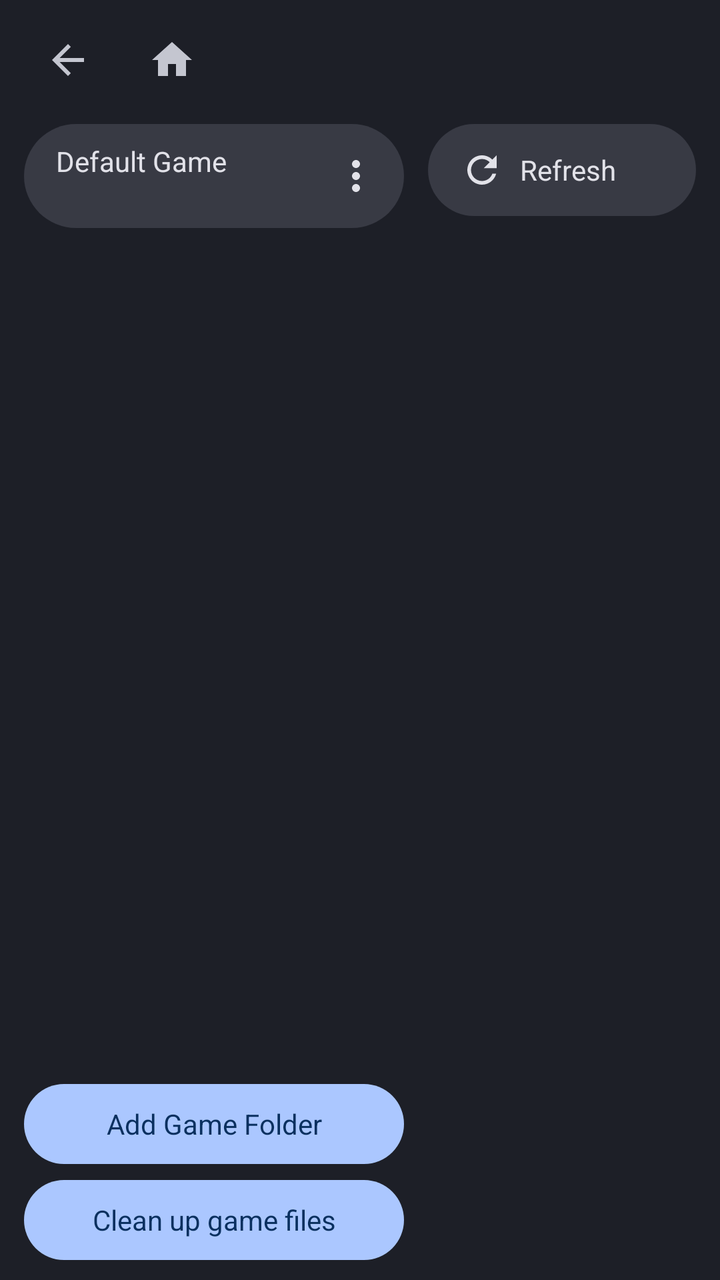
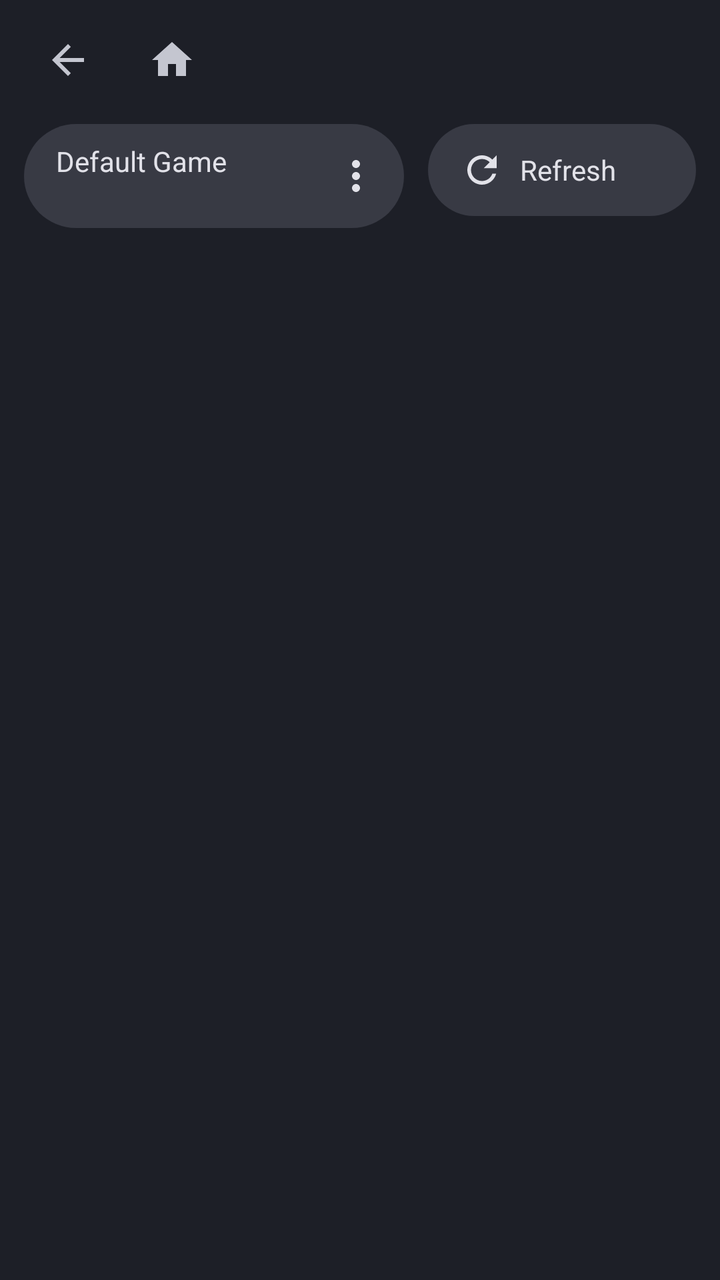

Before-and-after screenshots of an Android layout around one commit, followed by the original layout XML and the change that was made.
<!-- AndroidManifest.xml: application theme MojoLauncher.AppTheme -->
<!-- res/layout/fragment_version_list.xml -->
<?xml version="1.0" encoding="utf-8"?>
<LinearLayout xmlns:android="http://schemas.android.com/apk/res/android"
    android:layout_width="match_parent"
    android:layout_height="match_parent"
    android:background="@color/m3_bg"
    android:orientation="vertical"
    android:paddingStart="12dp"
    android:paddingTop="6dp"
    android:paddingEnd="12dp"
    android:paddingBottom="10dp">

    <include layout="@layout/layout_header" />

    <LinearLayout
        android:layout_width="match_parent"
        android:layout_height="0dp"
        android:layout_marginTop="8dp"
        android:layout_weight="1"
        android:orientation="horizontal">

        <LinearLayout
            android:layout_width="190dp"
            android:layout_height="match_parent"
            android:orientation="vertical">

            <LinearLayout
                android:id="@+id/vl_folder_pill"
                android:layout_width="match_parent"
                android:layout_height="wrap_content"
                android:background="@drawable/m3_pill"
                android:gravity="center_vertical"
                android:orientation="horizontal"
                android:paddingStart="16dp"
                android:paddingTop="8dp"
                android:paddingEnd="6dp"
                android:paddingBottom="8dp">

                <LinearLayout
                    android:layout_width="0dp"
                    android:layout_height="wrap_content"
                    android:layout_weight="1"
                    android:orientation="vertical">

                    <TextView
                        android:layout_width="match_parent"
                        android:layout_height="wrap_content"
                        android:singleLine="true"
                        android:text="@string/m3_default_game"
                        android:textColor="@color/m3_text"
                        android:textSize="14sp" />

                    <TextView
                        android:id="@+id/vl_folder_path"
                        android:layout_width="match_parent"
                        android:layout_height="wrap_content"
                        android:ellipsize="end"
                        android:singleLine="true"
                        android:textColor="@color/m3_text_dim"
                        android:textSize="11sp" />
                </LinearLayout>

                <ImageButton
                    android:id="@+id/vl_folder_more"
                    android:layout_width="36dp"
                    android:layout_height="36dp"
                    android:background="@drawable/m3_nav_off"
                    android:contentDescription="@string/m3_more"
                    android:src="@drawable/ic_m3_more"
                    android:tint="@color/m3_text" />
            </LinearLayout>

            <View
                android:layout_width="match_parent"
                android:layout_height="0dp"
                android:layout_weight="1" />

            <TextView
                android:id="@+id/vl_add_folder"
                android:layout_width="match_parent"
                android:layout_height="40dp"
                android:background="@drawable/m3_button_primary"
                android:gravity="center"
                android:text="@string/m3_add_game_folder"
                android:textColor="@color/m3_on_primary"
                android:textSize="14sp" />

            <TextView
                android:id="@+id/vl_cleanup"
                android:layout_width="match_parent"
                android:layout_height="40dp"
                android:layout_marginTop="8dp"
                android:background="@drawable/m3_button_primary"
                android:gravity="center"
                android:text="@string/m3_cleanup"
                android:textColor="@color/m3_on_primary"
                android:textSize="14sp" />
        </LinearLayout>

        <LinearLayout
            android:layout_width="0dp"
            android:layout_height="match_parent"
            android:layout_marginStart="12dp"
            android:layout_weight="1"
            android:orientation="vertical">

            <LinearLayout
                android:layout_width="match_parent"
                android:layout_height="wrap_content"
                android:gravity="center_vertical"
                android:orientation="horizontal">

                <LinearLayout
                    android:layout_width="wrap_content"
                    android:layout_height="wrap_content"
                    android:background="@drawable/m3_pill"
                    android:gravity="center_vertical"
                    android:orientation="horizontal"
                    android:padding="4dp">

                    <LinearLayout
                        android:id="@+id/vl_refresh"
                        android:layout_width="wrap_content"
                        android:layout_height="38dp"
                        android:background="@drawable/m3_nav_off"
                        android:gravity="center_vertical"
                        android:orientation="horizontal"
                        android:paddingStart="12dp"
                        android:paddingEnd="12dp">

                        <ImageView
                            android:layout_width="22dp"
                            android:layout_height="22dp"
                            android:contentDescription="@null"
                            android:src="@drawable/ic_m3_refresh"
                            android:tint="@color/m3_text" />

                        <TextView
                            android:layout_width="wrap_content"
                            android:layout_height="wrap_content"
                            android:layout_marginStart="8dp"
                            android:text="@string/m3_refresh"
                            android:textColor="@color/m3_text"
                            android:textSize="14sp" />
                    </LinearLayout>

                    <LinearLayout
                        android:id="@+id/vl_install_new"
                        android:layout_width="wrap_content"
                        android:layout_height="38dp"
                        android:background="@drawable/m3_nav_off"
                        android:gravity="center_vertical"
                        android:orientation="horizontal"
                        android:paddingStart="12dp"
                        android:paddingEnd="12dp">

                        <ImageView
                            android:layout_width="22dp"
                            android:layout_height="22dp"
                            android:contentDescription="@null"
                            android:src="@drawable/ic_m3_download"
                            android:tint="@color/m3_text" />

                        <TextView
                            android:layout_width="wrap_content"
                            android:layout_height="wrap_content"
                            android:layout_marginStart="8dp"
                            android:text="@string/m3_install_new"
                            android:textColor="@color/m3_text"
                            android:textSize="14sp" />
                    </LinearLayout>
                </LinearLayout>

                <HorizontalScrollView
                    android:layout_width="0dp"
                    android:layout_height="wrap_content"
                    android:layout_marginStart="10dp"
                    android:layout_weight="1"
                    android:scrollbars="none">

                    <LinearLayout
                        android:layout_width="wrap_content"
                        android:layout_height="wrap_content"
                        android:background="@drawable/m3_pill"
                        android:gravity="center_vertical"
                        android:orientation="horizontal"
                        android:padding="4dp">

                        <TextView
                            android:id="@+id/vl_filter_all"
                            android:layout_width="wrap_content"
                            android:layout_height="38dp"
                            android:gravity="center"
                            android:paddingStart="14dp"
                            android:paddingEnd="14dp"
                            android:textColor="@color/m3_text"
                            android:textSize="14sp" />

                        <TextView
                            android:id="@+id/vl_filter_vanilla"
                            android:layout_width="wrap_content"
                            android:layout_height="38dp"
                            android:gravity="center"
                            android:paddingStart="14dp"
                            android:paddingEnd="14dp"
                            android:textColor="@color/m3_text"
                            android:textSize="14sp" />

                        <TextView
                            android:id="@+id/vl_filter_moddable"
                            android:layout_width="wrap_content"
                            android:layout_height="38dp"
                            android:gravity="center"
                            android:paddingStart="14dp"
                            android:paddingEnd="14dp"
                            android:textColor="@color/m3_text"
                            android:textSize="14sp" />
                    </LinearLayout>
                </HorizontalScrollView>
            </LinearLayout>

            <FrameLayout
                android:layout_width="match_parent"
                android:layout_height="0dp"
                android:layout_marginTop="10dp"
                android:layout_weight="1">

                <androidx.recyclerview.widget.RecyclerView
                    android:id="@+id/vl_list"
                    android:layout_width="match_parent"
                    android:layout_height="match_parent"
                    android:clipToPadding="false" />

                <TextView
                    android:id="@+id/vl_empty"
                    android:layout_width="wrap_content"
                    android:layout_height="wrap_content"
                    android:layout_gravity="center"
                    android:background="@drawable/m3_pill"
                    android:paddingStart="22dp"
                    android:paddingTop="12dp"
                    android:paddingEnd="22dp"
                    android:paddingBottom="12dp"
                    android:text="@string/m3_no_versions"
                    android:textColor="@color/m3_text_dim"
                    android:textSize="18sp"
                    android:visibility="gone" />
            </FrameLayout>
        </LinearLayout>
    </LinearLayout>
</LinearLayout>
<!-- res/layout/layout_header.xml (included above) -->
<?xml version="1.0" encoding="utf-8"?>
<LinearLayout xmlns:android="http://schemas.android.com/apk/res/android"
    android:layout_width="match_parent"
    android:layout_height="48dp"
    android:gravity="center_vertical"
    android:orientation="horizontal">

    <ImageButton
        android:id="@+id/header_back"
        android:layout_width="44dp"
        android:layout_height="44dp"
        android:background="@drawable/m3_nav_off"
        android:contentDescription="@string/m3_back"
        android:src="@drawable/ic_m3_back"
        android:tint="@color/m3_text_dim" />

    <ImageButton
        android:id="@+id/header_home"
        android:layout_width="44dp"
        android:layout_height="44dp"
        android:layout_marginStart="8dp"
        android:background="@drawable/m3_nav_off"
        android:contentDescription="@string/m3_home"
        android:src="@drawable/ic_m3_home"
        android:tint="@color/m3_text_dim" />

    <TextView
        android:id="@+id/header_title"
        android:layout_width="0dp"
        android:layout_height="wrap_content"
        android:layout_marginStart="22dp"
        android:layout_weight="1"
        android:ellipsize="end"
        android:singleLine="true"
        android:textColor="@color/m3_text"
        android:textSize="20sp" />
</LinearLayout>
<!-- resources referenced by this layout -->
<resources>
  <color name="m3_bg">#1D1F27</color>
  <color name="m3_on_primary">#0A305F</color>
  <color name="m3_text">#E2E2E9</color>
  <color name="m3_text_dim">#C4C6D0</color>
  <!-- drawable m3_button_primary (drawable) -->
  <?xml version="1.0" encoding="utf-8"?>
  <ripple xmlns:android="http://schemas.android.com/apk/res/android"
      android:color="#33FFFFFF">
      <item>
          <shape android:shape="rectangle">
          <solid android:color="@color/m3_primary" />
          <corners android:radius="50dp" />
          
      </shape>
      </item>
      <item android:id="@android:id/mask">
          <shape android:shape="rectangle">
              <solid android:color="#FFFFFF" />
              <corners android:radius="50dp" />
          </shape>
      </item>
  </ripple>
  <string name="m3_add_game_folder">Add Game Folder</string>
  <string name="m3_back">Back</string>
  <string name="m3_cleanup">Clean up game files</string>
  <string name="m3_default_game">Default Game</string>
  <string name="m3_home">Home</string>
  <string name="m3_install_new">Install New</string>
  <string name="m3_more">More</string>
  <string name="m3_no_versions">No installed versions</string>
  <string name="m3_refresh">Refresh</string>
  <style name="MojoLauncher.AppTheme" parent="MojoLauncher" />
  <color name="m3_primary">#ABC7FF</color>
  <color name="m3_surface">#383A44</color>
  <color name="background_status_bar">#242424</color>
  <color name="background_app">#181818</color>
  <style name="M3AlertDialog" parent="Theme.AppCompat.Dialog.Alert">
          <item name="android:windowAnimationStyle">@style/M3DialogAnim</item>
      </style>
  <style name="MojoLauncher.Button" parent="Widget.AppCompat.Button">
          <item name="android:background">@drawable/button_flat</item>
      </style>
  <style name="MojoLauncher.Button.Toggle" parent="MojoLauncher.Button">
          <item name="android:background">@drawable/button_flat_toggle</item>
      </style>
  <style name="Mojo.Pref" parent="Preference.Material">
          <item name="android:layout">@layout/pref_card</item>
          <item name="iconSpaceReserved">false</item>
          <item name="android:iconSpaceReserved">false</item>
      </style>
  <style name="Mojo.Pref.Category" parent="Preference.Category.Material">
          <item name="android:layout">@layout/pref_card_category</item>
          <item name="iconSpaceReserved">false</item>
          <item name="android:iconSpaceReserved">false</item>
      </style>
  <style name="Mojo.Pref.Seek" parent="Preference.SeekBarPreference.Material">
          <item name="android:layout">@layout/pref_card_seekbar</item>
          <item name="iconSpaceReserved">false</item>
          <item name="android:iconSpaceReserved">false</item>
      </style>
  <style name="M3DialogAnim" parent="@android:style/Animation.Dialog">
          <item name="android:windowEnterAnimation">@anim/m3_dialog_in</item>
          <item name="android:windowExitAnimation">@anim/m3_dialog_out</item>
      </style>
  <!-- drawable mineknob_on_unfiltered (drawable) -->
  <?xml version="1.0" encoding="utf-8"?>
  <bitmap android:src="@drawable/mineknob_on" android:filter="false"
      xmlns:android="http://schemas.android.com/apk/res/android" />
  <!-- drawable mineknob_track_mask_unfiltered (drawable) -->
  <?xml version="1.0" encoding="utf-8"?>
  <bitmap android:src="@drawable/mineknob_track_mask" android:filter="false"
      xmlns:android="http://schemas.android.com/apk/res/android" />
  <!-- drawable button_flat (drawable) -->
  <?xml version="1.0" encoding="utf-8"?>
  <shape xmlns:android="http://schemas.android.com/apk/res/android">
      <solid android:color="?attr/colorButtonNormal"/>
  </shape>
  <color name="minebutton_secondary">#2a2a2a</color>
  <color name="minebutton_color">#91dffb</color>
  <!-- unchanged entries left out for length: 23 -->
</resources>

<!-- the commit's change to res/layout/fragment_version_list.xml (unified diff, before → after) -->
@@ -73,27 +73,6 @@
                 android:layout_width="match_parent"
                 android:layout_height="0dp"
                 android:layout_weight="1" />
-
-            <TextView
-                android:id="@+id/vl_add_folder"
-                android:layout_width="match_parent"
-                android:layout_height="40dp"
-                android:background="@drawable/m3_button_primary"
-                android:gravity="center"
-                android:text="@string/m3_add_game_folder"
-                android:textColor="@color/m3_on_primary"
-                android:textSize="14sp" />
-
-            <TextView
-                android:id="@+id/vl_cleanup"
-                android:layout_width="match_parent"
-                android:layout_height="40dp"
-                android:layout_marginTop="8dp"
-                android:background="@drawable/m3_button_primary"
-                android:gravity="center"
-                android:text="@string/m3_cleanup"
-                android:textColor="@color/m3_on_primary"
-                android:textSize="14sp" />
         </LinearLayout>
 
         <LinearLayout
<!-- resource entries referenced after the edit -->
@@ -1,30 +1,9 @@
 <!-- resources referenced by this layout -->
 <resources>
   <color name="m3_bg">#1D1F27</color>
-  <color name="m3_on_primary">#0A305F</color>
   <color name="m3_text">#E2E2E9</color>
   <color name="m3_text_dim">#C4C6D0</color>
-  <!-- drawable m3_button_primary (drawable) -->
-  <?xml version="1.0" encoding="utf-8"?>
-  <ripple xmlns:android="http://schemas.android.com/apk/res/android"
-      android:color="#33FFFFFF">
-      <item>
-          <shape android:shape="rectangle">
-          <solid android:color="@color/m3_primary" />
-          <corners android:radius="50dp" />
-          
-      </shape>
-      </item>
-      <item android:id="@android:id/mask">
-          <shape android:shape="rectangle">
-              <solid android:color="#FFFFFF" />
-              <corners android:radius="50dp" />
-          </shape>
-      </item>
-  </ripple>
-  <string name="m3_add_game_folder">Add Game Folder</string>
   <string name="m3_back">Back</string>
-  <string name="m3_cleanup">Clean up game files</string>
   <string name="m3_default_game">Default Game</string>
   <string name="m3_home">Home</string>
   <string name="m3_install_new">Install New</string>
@@ -32,7 +11,6 @@
   <string name="m3_no_versions">No installed versions</string>
   <string name="m3_refresh">Refresh</string>
   <style name="MojoLauncher.AppTheme" parent="MojoLauncher" />
-  <color name="m3_primary">#ABC7FF</color>
   <color name="m3_surface">#383A44</color>
   <color name="background_status_bar">#242424</color>
   <color name="background_app">#181818</color>
